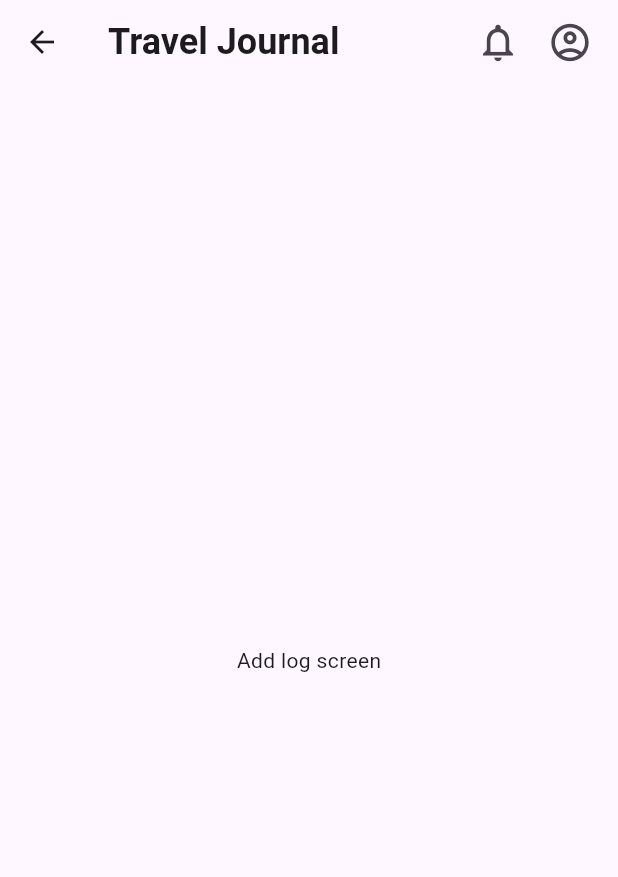
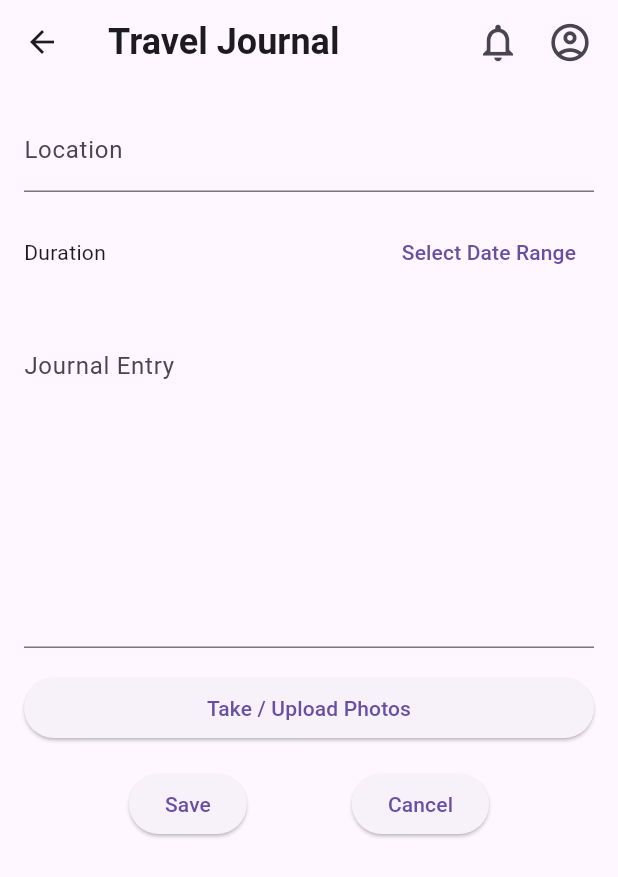
Before and after one commit to Gabrielyng8/travel_journal, a Flutter app: the AddLogScreen screen opened directly, on a phone screen of 412 x 824 dp. Shown: the top 877 px of the screen. Run offline on Flutter 3.47's test engine with Material 3 defaults, Android fonts, the phone set to English and light mode, and no system bars.

Commit message:
Implement form for adding journal logs with location, date range, and entry fields

```diff
--- a/lib/add.dart
+++ b/lib/add.dart
@@ -1,4 +1,6 @@
 import 'package:flutter/material.dart';
+import 'package:intl/intl.dart';
+import 'package:travel_journal/models/log.dart';
 
 class AddLogScreen extends StatefulWidget {
   const AddLogScreen({super.key});
@@ -10,6 +12,42 @@ class AddLogScreen extends StatefulWidget {
 }
 
 class _AddLogScreenState extends State<AddLogScreen> {
+  final _formKey = GlobalKey<FormState>();
+
+  var _enteredLocation = '';
+  var _enteredJournalEntry = '';
+  DateTimeRange? _selectedDateRange;
+
+  void _submitNewLog() {
+    if (_formKey.currentState!.validate()) {
+      _formKey.currentState!.save();
+
+      var newLog = JournalLog(
+        id: DateTime.now().toString(),
+        title: _enteredLocation, // Assuming title is the location
+        description: _enteredJournalEntry,
+        location: _enteredLocation,
+        date: _selectedDateRange!,
+        images: [], // Placeholder for images
+      );
+
+      Navigator.of(context).pop(newLog);
+    }
+  }
+
+  void _pickDateRange() async {
+    final DateTimeRange? picked = await showDateRangePicker(
+      context: context,
+      firstDate: DateTime(2000),
+      lastDate: DateTime(2101),
+    );
+    if (picked != null && picked != _selectedDateRange) {
+      setState(() {
+        _selectedDateRange = picked;
+      });
+    }
+  }
+
   @override
   Widget build(BuildContext context) {
     return Scaffold(
@@ -32,7 +70,86 @@ class _AddLogScreenState extends State<AddLogScreen> {
           ),
         ],
       ),
-      body: const Center(child: Text('Add log screen')),
+      body: Padding(
+        padding: const EdgeInsets.all(16.0),
+        child: Form(
+          key: _formKey,
+          child: ListView(
+            children: [
+              TextFormField(
+                decoration: const InputDecoration(labelText: 'Location'),
+                validator: (value) {
+                  if (value == null || value.isEmpty) {
+                    return 'Please enter a location';
+                  }
+                  return null;
+                },
+                onSaved: (value) {
+                  _enteredLocation = value!;
+                },
+              ),
+              const SizedBox(height: 16),
+              Row(
+                children: [
+                  Expanded(
+                    child: Text(
+                      _selectedDateRange == null
+                          ? 'Duration'
+                          : '${DateFormat('dd/MM').format(_selectedDateRange!.start)} - ${DateFormat('dd/MM').format(_selectedDateRange!.end)}',
+                    ),
+                  ),
+                  TextButton(
+                    onPressed: _pickDateRange,
+                    child: const Text('Select Date Range'),
+                  ),
+                ],
+              ),
+              const SizedBox(height: 16),
+              TextFormField(
+                maxLines: 8,
+                decoration: const InputDecoration(
+                  labelText: 'Journal Entry',
+                  alignLabelWithHint: true,
+                ),
+                validator: (value) {
+                  if (value == null || value.isEmpty) {
+                    return 'Please enter a journal entry';
+                  }
+                  return null;
+                },
+                onSaved: (value) {
+                  _enteredJournalEntry = value!;
+                },
+              ),
+              const SizedBox(height: 16),
+              ElevatedButton(
+                onPressed: () {
+                  // Handle image upload
+                },
+                child: const Text('Take / Upload Photos'),
+              ),
+              const SizedBox(height: 16),
+              Row(
+                mainAxisAlignment: MainAxisAlignment.spaceEvenly,
+                children: [
+                  ElevatedButton(
+                    onPressed: () {
+                      _submitNewLog();
+                    },
+                    child: const Text('Save'),
+                  ),
+                  ElevatedButton(
+                    onPressed: () {
+                      Navigator.of(context).pop();
+                    },
+                    child: const Text('Cancel'),
+                  ),
+                ],
+              ),
+            ],
+          ),
+        ),
+      ),
     );
   }
 }
```
